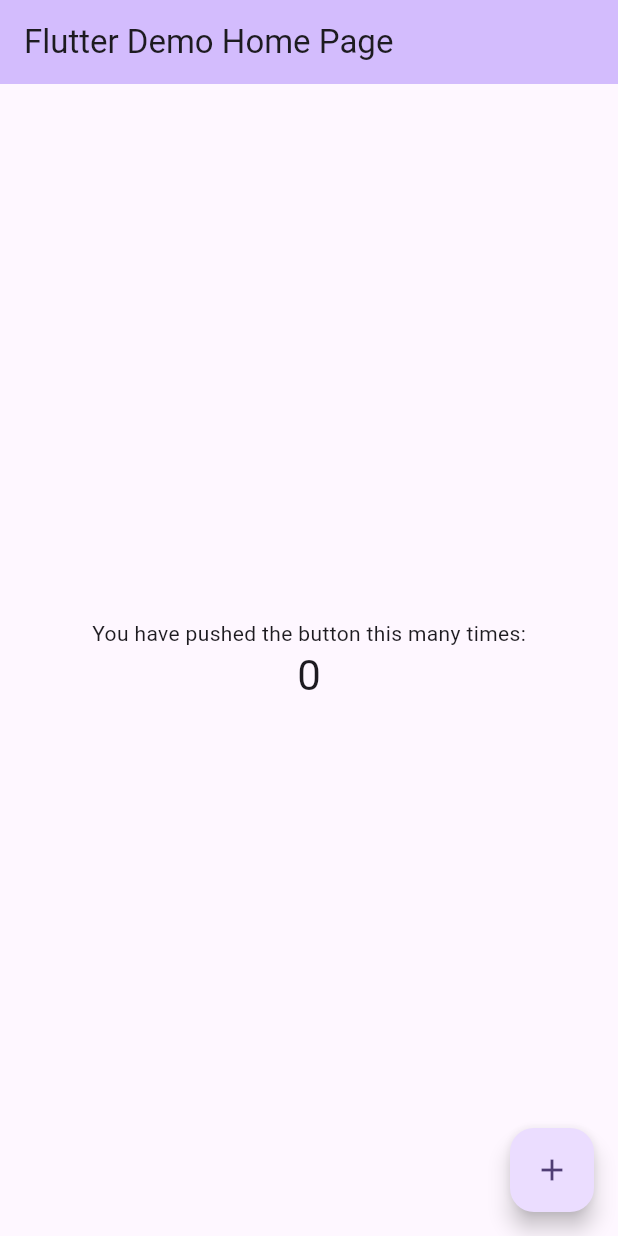
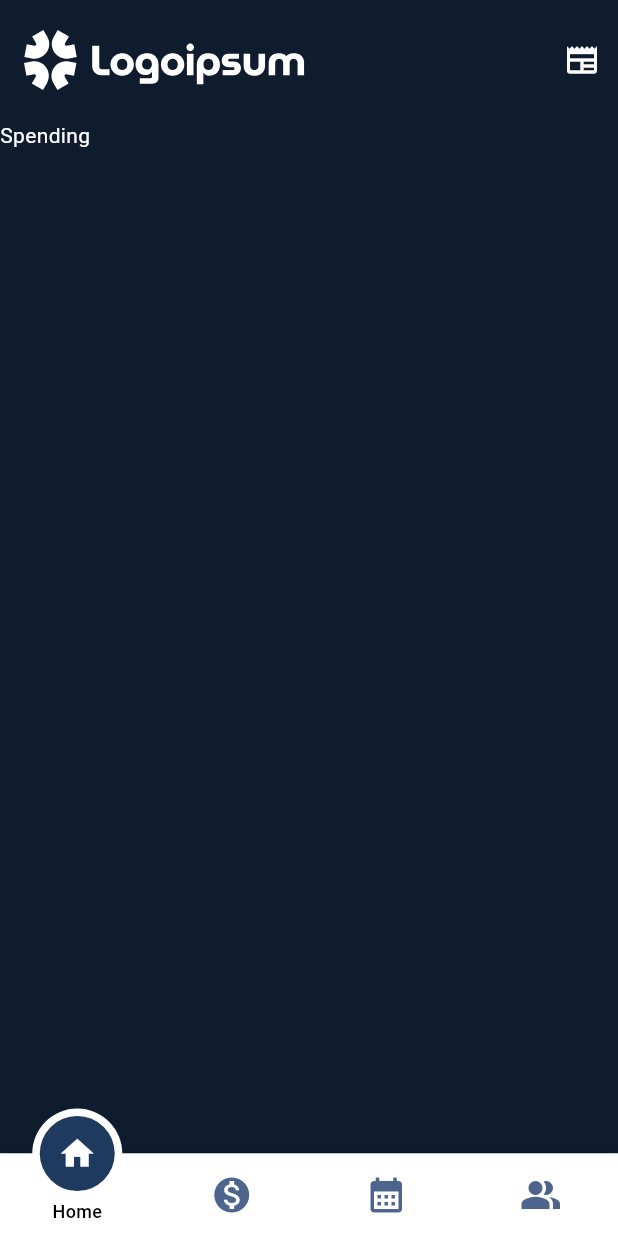
Before and after one commit to phanuphong100stars/flutter-expenses-tracking-app, a Flutter app: the screen it shows after launch, on a phone screen of 412 x 824 dp. Run offline on Flutter 3.47's test engine with Material 3 defaults, Android fonts, the phone set to English and light mode, and no system bars; drawn by our look-alikes of motion_tab_bar_v2; our stand-ins replace flutter_svg.

Commit message:
feat: home page

```diff
--- /dev/null
+++ b/lib/configs/theme_config.dart
@@ -0,0 +1,29 @@
+import 'package:flutter/material.dart';
+
+class ThemeConfig {
+  static Color primary = const Color(0xFF4d648d);
+  static Color primaryDark = const Color(0xFF1F3A5F);
+  static Color primaryLight = const Color(0xFFacc2ef);
+  static Color secondary = const Color(0xFF3D5A80);
+  static Color secondaryLight = const Color(0xFFcee8ff);
+  static Color background = const Color(0xFF1f2b3e);
+  static Color backgroundDark = const Color(0xFF0F1C2E);
+  static Color backgroundLight = const Color(0xFF374357);
+  static Color textColor = const Color(0xFFFFFFFF);
+  static Color textColorSecond = const Color(0xFFe0e0e0);
+  static Color actionButtonColor = const Color(0xFFFF7F50);
+
+  static int PagePadding = 10;
+}
+
+
+    // --primary-100:#1F3A5F;
+    // --primary-200:#4d648d;
+    // --primary-300:#acc2ef;
+    // --accent-100:#3D5A80;
+    // --accent-200:#cee8ff;
+    // --text-100:#FFFFFF;
+    // --text-200:#e0e0e0;
+    // --bg-100:#0F1C2E;
+    // --bg-200:#1f2b3e;
+    // --bg-300:#374357;
--- a/lib/main.dart
+++ b/lib/main.dart
@@ -1,125 +1,155 @@
+import 'package:expenses_tracking_app/components/pages/home_page.dart';
+import 'package:expenses_tracking_app/configs/theme_config.dart';
 import 'package:flutter/material.dart';
+import 'package:motion_tab_bar_v2/motion-tab-bar.dart';
+// import 'package:motion_tab_bar_v2/motion-badge.widget.dart';
+import 'package:motion_tab_bar_v2/motion-tab-controller.dart';
+import 'package:flutter_svg/flutter_svg.dart';
 
-void main() {
-  runApp(const MyApp());
-}
+void main() => runApp(const MyApp());
 
 class MyApp extends StatelessWidget {
-  const MyApp({super.key});
+  const MyApp({Key? key}) : super(key: key);
 
   // This widget is the root of your application.
   @override
   Widget build(BuildContext context) {
     return MaterialApp(
-      title: 'Flutter Demo',
       theme: ThemeData(
-        // This is the theme of your application.
-        //
-        // TRY THIS: Try running your application with "flutter run". You'll see
-        // the application has a purple toolbar. Then, without quitting the app,
-        // try changing the seedColor in the colorScheme below to Colors.green
-        // and then invoke "hot reload" (save your changes or press the "hot
-        // reload" button in a Flutter-supported IDE, or press "r" if you used
-        // the command line to start the app).
-        //
-        // Notice that the counter didn't reset back to zero; the application
-        // state is not lost during the reload. To reset the state, use hot
-        // restart instead.
-        //
-        // This works for code too, not just values: Most code changes can be
-        // tested with just a hot reload.
-        colorScheme: ColorScheme.fromSeed(seedColor: Colors.deepPurple),
+        colorScheme: ColorScheme.fromSeed(seedColor: Colors.blueAccent),
         useMaterial3: true,
       ),
-      home: const MyHomePage(title: 'Flutter Demo Home Page'),
+      home: const MyHomePage(),
     );
   }
 }
 
 class MyHomePage extends StatefulWidget {
-  const MyHomePage({super.key, required this.title});
-
-  // This widget is the home page of your application. It is stateful, meaning
-  // that it has a State object (defined below) that contains fields that affect
-  // how it looks.
-
-  // This class is the configuration for the state. It holds the values (in this
-  // case the title) provided by the parent (in this case the App widget) and
-  // used by the build method of the State. Fields in a Widget subclass are
-  // always marked "final".
-
-  final String title;
+  const MyHomePage({Key? key}) : super(key: key);
 
   @override
-  State<MyHomePage> createState() => _MyHomePageState();
+  // ignore: library_private_types_in_public_api
+  _MyHomePageState createState() => _MyHomePageState();
 }
 
-class _MyHomePageState extends State<MyHomePage> {
-  int _counter = 0;
+class _MyHomePageState extends State<MyHomePage> with TickerProviderStateMixin {
+  // TabController? _tabController;
+  MotionTabBarController? _motionTabBarController;
 
-  void _incrementCounter() {
-    setState(() {
-      // This call to setState tells the Flutter framework that something has
-      // changed in this State, which causes it to rerun the build method below
-      // so that the display can reflect the updated values. If we changed
-      // _counter without calling setState(), then the build method would not be
-      // called again, and so nothing would appear to happen.
-      _counter++;
-    });
+  @override
+  void initState() {
+    super.initState();
+
+    _motionTabBarController = MotionTabBarController(
+      initialIndex: 1,
+      length: 4,
+      vsync: this,
+    );
+  }
+
+  @override
+  void dispose() {
+    super.dispose();
+    _motionTabBarController!.dispose();
   }
 
   @override
   Widget build(BuildContext context) {
-    // This method is rerun every time setState is called, for instance as done
-    // by the _incrementCounter method above.
-    //
-    // The Flutter framework has been optimized to make rerunning build methods
-    // fast, so that you can just rebuild anything that needs updating rather
-    // than having to individually change instances of widgets.
+    const String assetName = 'assets/logo.svg';
+    final Widget svgIcon = SvgPicture.asset(assetName, semanticsLabel: 'Logo');
+
     return Scaffold(
       appBar: AppBar(
-        // TRY THIS: Try changing the color here to a specific color (to
-        // Colors.amber, perhaps?) and trigger a hot reload to see the AppBar
-        // change color while the other colors stay the same.
-        backgroundColor: Theme.of(context).colorScheme.inversePrimary,
-        // Here we take the value from the MyHomePage object that was created by
-        // the App.build method, and use it to set our appbar title.
-        title: Text(widget.title),
+        title: Container(
+          alignment: Alignment.centerLeft,
+          width: double.infinity,
+          // color: Colors.white,
+          height: 40,
+          child: svgIcon,
+        ),
+
+        actions: [
+          IconButton(
+              icon: Icon(
+                Icons.newspaper,
+                color: ThemeConfig.textColor,
+              ),
+              onPressed: () {})
+        ],
+        // centerTitle: true,
+        backgroundColor: ThemeConfig.backgroundDark,
+        toolbarHeight: 80,
+        // titleSpacing: 10.0,
       ),
-      body: Center(
-        // Center is a layout widget. It takes a single child and positions it
-        // in the middle of the parent.
-        child: Column(
-          // Column is also a layout widget. It takes a list of children and
-          // arranges them vertically. By default, it sizes itself to fit its
-          // children horizontally, and tries to be as tall as its parent.
-          //
-          // Column has various properties to control how it sizes itself and
-          // how it positions its children. Here we use mainAxisAlignment to
-          // center the children vertically; the main axis here is the vertical
-          // axis because Columns are vertical (the cross axis would be
-          // horizontal).
-          //
-          // TRY THIS: Invoke "debug painting" (choose the "Toggle Debug Paint"
-          // action in the IDE, or press "p" in the console), to see the
-          // wireframe for each widget.
-          mainAxisAlignment: MainAxisAlignment.center,
-          children: <Widget>[
-            const Text(
-              'You have pushed the button this many times:',
-            ),
-            Text(
-              '$_counter',
-              style: Theme.of(context).textTheme.headlineMedium,
-            ),
+      bottomNavigationBar: MotionTabBar(
+          controller: _motionTabBarController,
+          initialSelectedTab: "Home",
+          useSafeArea: true,
+          labels: const ["Home", "Spending", "Calender", 'Account'],
+          icons: const [
+            Icons.home,
+            Icons.monetization_on,
+            Icons.calendar_month,
+            Icons.people_alt,
           ],
-        ),
+          badges: const [null, null, null, null],
+          tabSize: 50,
+          tabBarHeight: 55,
+          textStyle: const TextStyle(
+            fontSize: 12,
+            color: Colors.black,
+            fontWeight: FontWeight.w500,
+          ),
+          tabIconColor: ThemeConfig.primary,
+          tabIconSize: 28.0,
+          tabIconSelectedSize: 26.0,
+          tabSelectedColor: ThemeConfig.primaryDark,
+          tabIconSelectedColor: Colors.white,
+          tabBarColor: Colors.white,
+          onTabItemSelected: (int value) {
+            setState(() {
+              // _tabController!.index = value;
+              _motionTabBarController!.index = value;
+            });
+          }),
+      body: TabBarView(
+        physics:
+            const NeverScrollableScrollPhysics(), // swipe navigation handling is not supported
+        controller: _motionTabBarController,
+        children: <Widget>[
+          Container(
+            color: ThemeConfig.backgroundDark,
+            child: const HomePage(),
+          ),
+          Container(
+            color: ThemeConfig.backgroundDark,
+            child: Text('Spending',
+                style: TextStyle(color: ThemeConfig.textColor)),
+          ),
+          Container(
+            color: ThemeConfig.backgroundDark,
+            child: Text('Calender',
+                style: TextStyle(color: ThemeConfig.textColor)),
+          ),
+          Container(
+            color: ThemeConfig.backgroundDark,
+            child:
+                Text('Profile', style: TextStyle(color: ThemeConfig.textColor)),
+          ),
+        ],
       ),
-      floatingActionButton: FloatingActionButton(
-        onPressed: _incrementCounter,
-        tooltip: 'Increment',
-        child: const Icon(Icons.add),
-      ), // This trailing comma makes auto-formatting nicer for build methods.
+      // floatingActionButton: Padding(
+      //   padding: const EdgeInsets.only(bottom: 20),
+      //   child: FloatingActionButton.extended(
+      //     label: const Text(
+      //       'New Tracking',
+      //     ),
+      //     elevation: 4,
+      //     icon: const Icon(Icons.add),
+      //     onPressed: () {},
+      //   ),
+      // ),
+      // floatingActionButtonLocation: FloatingActionButtonLocation.endFloat,
     );
   }
 }
```
Also changed, not shown: lib/components/pages/home_page.dart (added, +122 -0 lines), pubspec.yaml (+9 -6 lines), assets/logo.svg (added), pubspec.lock, 10 other files.
